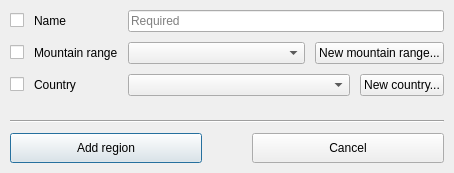
The window that src/ui/region_dialog.ui (svetter/pal) describes before a commit, drawn with Qt 5.
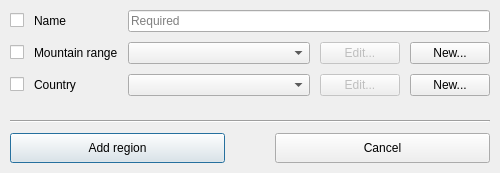
The same window after the commit. Icons and pictures are not drawn.

Commit message:
Add edit buttons to item dialogs
Closes #143

```diff
--- a/src/ui/region_dialog.ui
+++ b/src/ui/region_dialog.ui
@@ -6,7 +6,7 @@
    <rect>
     <x>0</x>
     <y>0</y>
-    <width>454</width>
+    <width>500</width>
     <height>173</height>
    </rect>
   </property>
@@ -16,6 +16,12 @@
     <verstretch>0</verstretch>
    </sizepolicy>
   </property>
+  <property name="minimumSize">
+   <size>
+    <width>500</width>
+    <height>0</height>
+   </size>
+  </property>
   <property name="windowTitle">
    <string>New region</string>
   </property>
@@ -122,6 +128,20 @@
          </property>
         </widget>
        </item>
+       <item>
+        <widget class="QPushButton" name="editRangeButton">
+         <property name="enabled">
+          <bool>false</bool>
+         </property>
+         <property name="text">
+          <string>Edit...</string>
+         </property>
+         <property name="icon">
+          <iconset>
+           <normaloff>:/icons/range.svg</normaloff>:/icons/range.svg</iconset>
+         </property>
+        </widget>
+       </item>
        <item>
         <widget class="QPushButton" name="newRangeButton">
          <property name="sizePolicy">
@@ -131,7 +151,7 @@
           </sizepolicy>
          </property>
          <property name="text">
-          <string>New mountain range...</string>
+          <string>New...</string>
          </property>
          <property name="icon">
           <iconset>
@@ -183,10 +203,24 @@
          </property>
         </widget>
        </item>
+       <item>
+        <widget class="QPushButton" name="editCountryButton">
+         <property name="enabled">
+          <bool>false</bool>
+         </property>
+         <property name="text">
+          <string>Edit...</string>
+         </property>
+         <property name="icon">
+          <iconset>
+           <normaloff>:/icons/country.svg</normaloff>:/icons/country.svg</iconset>
+         </property>
+        </widget>
+       </item>
        <item>
         <widget class="QPushButton" name="newCountryButton">
          <property name="text">
-          <string>New country...</string>
+          <string>New...</string>
          </property>
          <property name="icon">
           <iconset>
```
Left out of the diff: 11 changed lines with no effect on the pictures. The commit also changes 14 other files.
